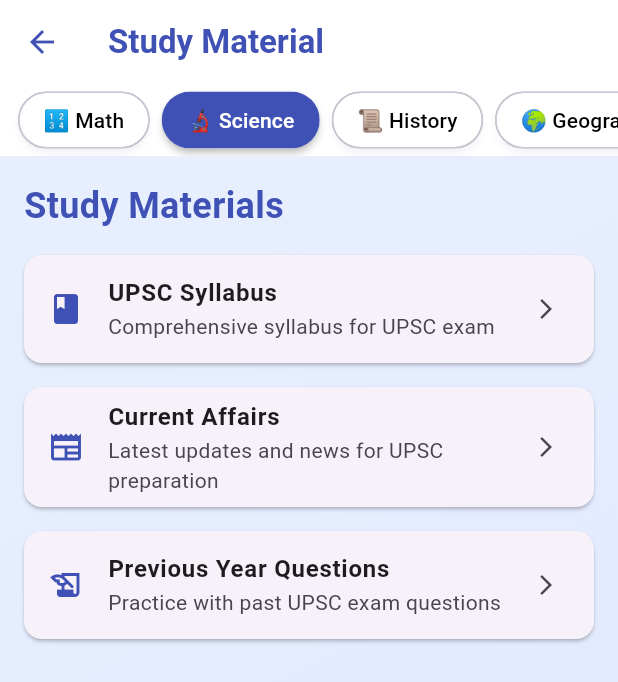
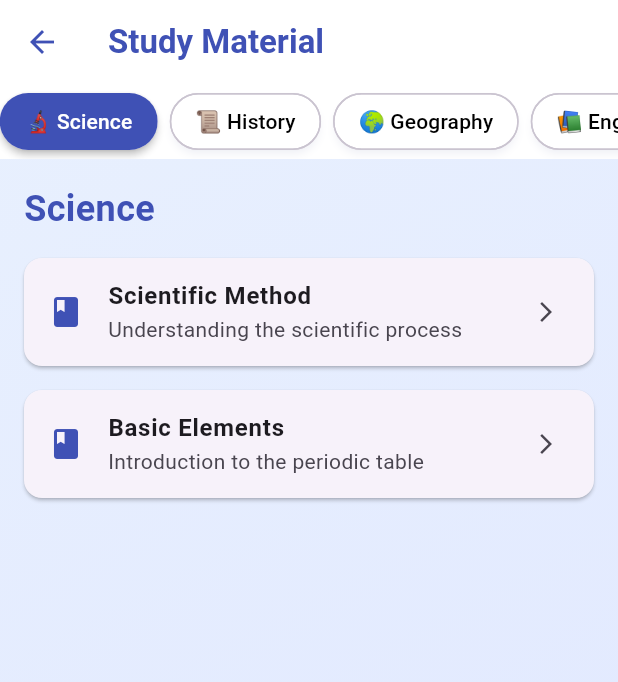
Before and after one commit to manishonc/xbook_main, a Flutter app: the StudyMaterialScreen screen opened directly, after a tap on an icon or button, on a phone screen of 412 x 824 dp. Shown: the top 682 px of the screen. Run offline on Flutter 3.47's test engine with Material 3 defaults, Android fonts, the phone set to English and light mode, and no system bars; our stand-ins replace supabase_flutter; accounts and stored records are empty; network calls fail.

Commit message:
completed study material page

```diff
--- /dev/null
+++ b/lib/data/dummy_data.dart
@@ -0,0 +1,38 @@
+class DummyData {
+  static final List<Map<String, dynamic>> subjects = [
+    {'name': 'Math', 'emoji': '🔢'},
+    {'name': 'Science', 'emoji': '🔬'},
+    {'name': 'History', 'emoji': '📜'},
+    {'name': 'Geography', 'emoji': '🌍'},
+    {'name': 'English', 'emoji': '📚'},
+    {'name': 'Physics', 'emoji': '⚛️'},
+    {'name': 'Chemistry', 'emoji': '🧪'},
+    {'name': 'Biology', 'emoji': '🧬'},
+    {'name': 'Economics', 'emoji': '💹'},
+    {'name': 'Political Science', 'emoji': '🏛️'},
+  ];
+
+  static final Map<String, List<Map<String, String>>> studyMaterials = {
+    'Math': [
+      {
+        'title': 'Algebra Basics',
+        'description': 'Introduction to algebraic concepts'
+      },
+      {
+        'title': 'Geometry Fundamentals',
+        'description': 'Essential geometric principles'
+      },
+    ],
+    'Science': [
+      {
+        'title': 'Scientific Method',
+        'description': 'Understanding the scientific process'
+      },
+      {
+        'title': 'Basic Elements',
+        'description': 'Introduction to the periodic table'
+      },
+    ],
+    // Add more subjects and their study materials here
+  };
+}
--- a/lib/screens/study_material/study_material_screen.dart
+++ b/lib/screens/study_material/study_material_screen.dart
@@ -1,9 +1,40 @@
 import 'package:flutter/material.dart';
 import '../../widgets/app_background.dart';
-import '../../widgets/subject_filter.dart'; // Add this import
+import 'widgets/subject_filter.dart';
+import '../../data/dummy_data.dart';
+import 'package:flutter/services.dart';
 
-class StudyMaterialScreen extends StatelessWidget {
+class StudyMaterialScreen extends StatefulWidget {
   const StudyMaterialScreen({Key? key}) : super(key: key);
+
+  @override
+  _StudyMaterialScreenState createState() => _StudyMaterialScreenState();
+}
+
+class _StudyMaterialScreenState extends State<StudyMaterialScreen> {
+  late PageController _pageController;
+  late String _selectedSubject;
+
+  @override
+  void initState() {
+    super.initState();
+    _selectedSubject = DummyData.subjects[0]['name'];
+    _pageController = PageController(initialPage: 0);
+  }
+
+  @override
+  void dispose() {
+    _pageController.dispose();
+    super.dispose();
+  }
+
+  void _onSubjectSelected(String subject) {
+    setState(() {
+      _selectedSubject = subject;
+      final index = DummyData.subjects.indexWhere((s) => s['name'] == subject);
+      _pageController.jumpToPage(index);
+    });
+  }
 
   @override
   Widget build(BuildContext context) {
@@ -26,38 +57,50 @@
       body: AppBackground(
         child: Column(
           children: [
-            const SubjectFilter(), // Remove padding and attach directly below AppBar
+            SubjectFilter(
+              selectedSubject: _selectedSubject,
+              onSubjectSelected: _onSubjectSelected,
+              subjects:
+                  DummyData.subjects.map((s) => s['name'] as String).toList(),
+            ),
             Expanded(
-              child: ListView(
+              child: PageView.builder(
+                controller: _pageController,
+                itemCount: DummyData.subjects.length,
+                onPageChanged: (index) {
+                  setState(() {
+                    _selectedSubject = DummyData.subjects[index]['name'];
+                  });
+                },
+                itemBuilder: (context, index) {
+                  final subject = DummyData.subjects[index]['name'];
+                  final materials = DummyData.studyMaterials[subject] ?? [];
+                  return ListView.builder(
                     padding: const EdgeInsets.all(16.0),
-                children: [
-                  const Text(
-                    'Study Materials',
-                    style: TextStyle(
+                    itemCount: materials.length + 1,
+                    itemBuilder: (context, materialIndex) {
+                      if (materialIndex == 0) {
+                        return Padding(
+                          padding: const EdgeInsets.only(bottom: 16.0),
+                          child: Text(
+                            subject,
+                            style: const TextStyle(
                               fontSize: 24,
                               fontWeight: FontWeight.bold,
                               color: Colors.indigo,
                             ),
                           ),
-                  const SizedBox(height: 16),
-                  // Add your study material content here
-                  // For example:
-                  _buildStudyMaterialItem(
-                    'UPSC Syllabus',
-                    'Comprehensive syllabus for UPSC exam',
+                        );
+                      }
+                      final material = materials[materialIndex - 1];
+                      return _buildStudyMaterialItem(
+                        material['title']!,
+                        material['description']!,
                         Icons.book,
-                  ),
-                  _buildStudyMaterialItem(
-                    'Current Affairs',
-                    'Latest updates and news for UPSC preparation',
-                    Icons.newspaper,
-                  ),
-                  _buildStudyMaterialItem(
-                    'Previous Year Questions',
-                    'Practice with past UPSC exam questions',
-                    Icons.history_edu,
-                  ),
-                ],
+                      );
+                    },
+                  );
+                },
               ),
             ),
           ],
--- /dev/null
+++ b/lib/screens/study_material/widgets/subject_filter.dart
@@ -0,0 +1,98 @@
+import 'package:flutter/material.dart';
+import '../../../data/dummy_data.dart';
+
+class SubjectFilter extends StatefulWidget {
+  final String selectedSubject;
+  final Function(String) onSubjectSelected;
+  final List<String> subjects;
+
+  const SubjectFilter({
+    Key? key,
+    required this.selectedSubject,
+    required this.onSubjectSelected,
+    required this.subjects,
+  }) : super(key: key);
+
+  @override
+  _SubjectFilterState createState() => _SubjectFilterState();
+}
+
+class _SubjectFilterState extends State<SubjectFilter> {
+  late ScrollController _scrollController;
+
+  @override
+  void initState() {
+    super.initState();
+    _scrollController = ScrollController();
+    WidgetsBinding.instance
+        .addPostFrameCallback((_) => _scrollToSelectedSubject());
+  }
+
+  @override
+  void didUpdateWidget(SubjectFilter oldWidget) {
+    super.didUpdateWidget(oldWidget);
+    if (oldWidget.selectedSubject != widget.selectedSubject) {
+      _scrollToSelectedSubject();
+    }
+  }
+
+  @override
+  void dispose() {
+    _scrollController.dispose();
+    super.dispose();
+  }
+
+  void _scrollToSelectedSubject() {
+    final index = widget.subjects.indexOf(widget.selectedSubject);
+    if (index != -1) {
+      final itemPosition = index * 100.0; // Approximate width of each item
+      _scrollController.animateTo(
+        itemPosition,
+        duration: const Duration(milliseconds: 300),
+        curve: Curves.easeInOut,
+      );
+    }
+  }
+
+  @override
+  Widget build(BuildContext context) {
+    return Container(
+      color: Colors.white,
+      height: 50, // Fixed height for the filter
+      child: ListView.builder(
+        controller: _scrollController,
+        scrollDirection: Axis.horizontal,
+        itemCount: widget.subjects.length,
+        itemBuilder: (context, index) {
+          final subject = widget.subjects[index];
+          final isSelected = widget.selectedSubject == subject;
+          return Padding(
+            padding: const EdgeInsets.symmetric(horizontal: 4.0),
+            child: ChoiceChip(
+              label: Text(
+                '${DummyData.subjects.firstWhere((s) => s['name'] == subject)['emoji']} $subject',
+              ),
+              selected: isSelected,
+              onSelected: (bool selected) {
+                if (selected) {
+                  widget.onSubjectSelected(subject);
+                }
+              },
+              selectedColor: Colors.indigo,
+              backgroundColor: Colors.white,
+              labelStyle: TextStyle(
+                color: isSelected ? Colors.white : Colors.black,
+              ),
+              shape: RoundedRectangleBorder(
+                borderRadius: BorderRadius.circular(20),
+              ),
+              elevation: 2,
+              shadowColor: Colors.indigo.withOpacity(0.1),
+              showCheckmark: false,
+            ),
+          );
+        },
+      ),
+    );
+  }
+}
--- a/lib/widgets/subject_filter.dart
+++ /dev/null
@@ -1,69 +0,0 @@
-import 'package:flutter/material.dart';
-
-class SubjectFilter extends StatefulWidget {
-  const SubjectFilter({Key? key}) : super(key: key);
-
-  @override
-  _SubjectFilterState createState() => _SubjectFilterState();
-}
-
-class _SubjectFilterState extends State<SubjectFilter> {
-  final List<Map<String, String>> _subjects = [
-    {'name': 'Math', 'emoji': '🔢'},
-    {'name': 'Science', 'emoji': '🔬'},
-    {'name': 'History', 'emoji': '📜'},
-    {'name': 'Geography', 'emoji': '🌍'},
-    {'name': 'English', 'emoji': '📚'},
-    {'name': 'Physics', 'emoji': '⚛️'},
-    {'name': 'Chemistry', 'emoji': '🧪'},
-    {'name': 'Biology', 'emoji': '🧬'},
-    {'name': 'Economics', 'emoji': '💹'},
-    {'name': 'Political Science', 'emoji': '🏛️'},
-    // Add more subjects as needed
-  ];
-
-  String _selectedSubject = 'Math';
-
-  @override
-  Widget build(BuildContext context) {
-    return Container(
-      color: Colors.white, // Set background color to white
-      child: SingleChildScrollView(
-        scrollDirection: Axis.horizontal,
-        padding:
-            const EdgeInsets.symmetric(horizontal: 8.0), // Add padding here
-        child: Row(
-          children: _subjects.map((subject) {
-            return Padding(
-              padding: const EdgeInsets.symmetric(horizontal: 4.0),
-              child: ChoiceChip(
-                label: Text('${subject['emoji']} ${subject['name']}'),
-                selected: _selectedSubject == subject['name'],
-                onSelected: (bool selected) {
-                  setState(() {
-                    _selectedSubject =
-                        selected ? subject['name']! : _selectedSubject;
-                  });
-                },
-                selectedColor: Colors.indigo,
-                backgroundColor: Colors.white, // Set background color to white
-                showCheckmark: false, // Remove the check icon
-                labelStyle: TextStyle(
-                  color: _selectedSubject == subject['name']
-                      ? Colors.white
-                      : Colors.black,
-                ),
-                shape: RoundedRectangleBorder(
-                  borderRadius: BorderRadius.circular(20), // Fully rounded
-                ),
-                elevation: 2, // Minimal elevation
-                shadowColor:
-                    Colors.indigo.withOpacity(0.1), // Less solid shadow
-              ),
-            );
-          }).toList(),
-        ),
-      ),
-    );
-  }
-}
```
Lines whose indentation alone changed are shown as unchanged.
